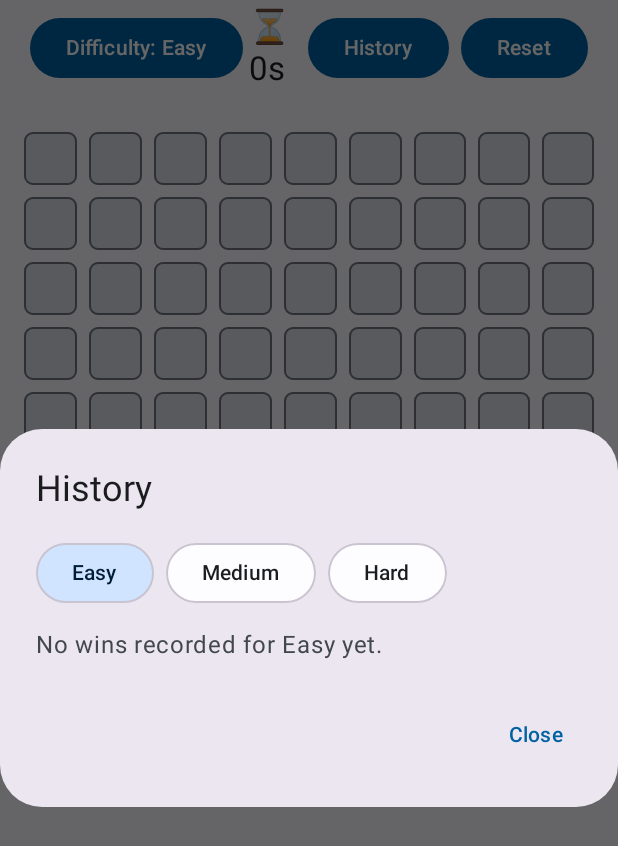
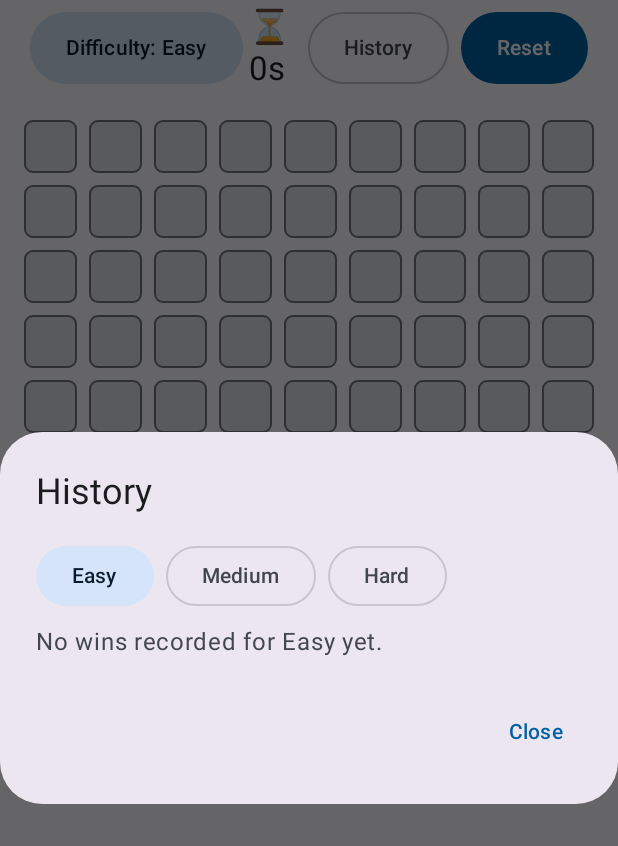
Before and after one commit to pekomon/Compose-Multiplatform-Projects, an Android app built with Jetpack Compose: the screen it shows after launch (MainActivity), after a tap on "History", on a phone screen of 412 x 824 dp. Shown: the top 846 px of the screen. Run offline under Robolectric (Android 15) with nearby library versions, the light colour scheme and no system bars; our stand-ins replace Compose Multiplatform resources.

Commit message:
Polish Minesweeper UI with Material 3 spacing

```diff
--- a/Minesweeper/composeApp/src/commonMain/kotlin/com/example/pekomon/minesweeper/ui/GameScreen.kt
+++ b/Minesweeper/composeApp/src/commonMain/kotlin/com/example/pekomon/minesweeper/ui/GameScreen.kt
@@ -11,11 +11,11 @@ import androidx.compose.foundation.layout.asPaddingValues
 import androidx.compose.foundation.layout.fillMaxSize
 import androidx.compose.foundation.layout.fillMaxWidth
 import androidx.compose.foundation.layout.height
+import androidx.compose.foundation.layout.heightIn
 import androidx.compose.foundation.layout.only
 import androidx.compose.foundation.layout.padding
 import androidx.compose.foundation.layout.safeDrawing
 import androidx.compose.foundation.layout.size
-import androidx.compose.foundation.layout.statusBarsPadding
 import androidx.compose.foundation.layout.width
 import androidx.compose.foundation.lazy.grid.GridCells
 import androidx.compose.foundation.lazy.grid.LazyVerticalGrid
@@ -26,7 +26,9 @@ import androidx.compose.material3.Button
 import androidx.compose.material3.DropdownMenu
 import androidx.compose.material3.DropdownMenuItem
 import androidx.compose.material3.ExperimentalMaterial3Api
+import androidx.compose.material3.FilledTonalButton
 import androidx.compose.material3.MaterialTheme
+import androidx.compose.material3.OutlinedButton
 import androidx.compose.material3.Scaffold
 import androidx.compose.material3.Surface
 import androidx.compose.material3.Text
@@ -143,9 +145,13 @@ fun GameScreen(
 
     val scrollState = rememberScrollState()
 
-    Surface(modifier = modifier.fillMaxSize()) {
+    Surface(
+        modifier = modifier.fillMaxSize(),
+        color = MaterialTheme.colorScheme.surface,
+    ) {
         Scaffold(
             modifier = Modifier.fillMaxSize(),
+            contentWindowInsets = WindowInsets.safeDrawing,
             topBar = {
                 GameTopBar(
                     difficulty = difficulty,
@@ -164,22 +170,21 @@ fun GameScreen(
                 )
             },
         ) { innerPadding ->
+            val outerPadding = 16.dp
             Box(
                 modifier =
                     Modifier
                         .fillMaxSize()
                         .padding(innerPadding)
-                        .padding(WindowInsets.safeDrawing.asPaddingValues()),
+                        .padding(horizontal = outerPadding, vertical = outerPadding),
                 contentAlignment = Alignment.TopCenter,
             ) {
                 BoxWithConstraints(modifier = Modifier.fillMaxSize()) {
-                    val horizontalPadding = 16.dp
-                    val verticalPadding = 24.dp
                     val cellSpacing = 8.dp
                     val columns = board.width.coerceAtLeast(1)
                     val rows = board.height.coerceAtLeast(1)
 
-                    val maxContentWidth = maxWidth - horizontalPadding * 2
+                    val maxContentWidth = maxWidth
                     val availableCellSpace = maxContentWidth - cellSpacing * (columns - 1)
                     val minCellSize = 28.dp
                     val maxCellSize = 48.dp
@@ -189,7 +194,7 @@ fun GameScreen(
                     val boardHeight = cellSize * rows + cellSpacing * (rows - 1)
 
                     val hasBoundedHeight = maxHeight != Infinity && maxHeight != Unspecified
-                    val availableHeight = if (hasBoundedHeight) maxHeight - verticalPadding * 2 else Infinity
+                    val availableHeight = if (hasBoundedHeight) maxHeight else Infinity
                     val needsScroll = hasBoundedHeight && boardHeight > availableHeight
 
                     val scrollModifier = if (needsScroll) Modifier.verticalScroll(scrollState) else Modifier
@@ -198,9 +203,7 @@ fun GameScreen(
                         modifier =
                             Modifier
                                 .fillMaxWidth()
-                                .padding(horizontal = horizontalPadding)
-                                .then(scrollModifier)
-                                .padding(vertical = verticalPadding),
+                                .then(scrollModifier),
                         contentAlignment = Alignment.TopCenter,
                     ) {
                         BoardView(
@@ -253,15 +256,20 @@ private fun GameTopBar(
 ) {
     val difficulties = remember { Difficulty.values().toList() }
 
-    val horizontalPadding = 16.dp
     val actionSpacing = 8.dp
     TopAppBar(
         modifier =
             modifier
-                .statusBarsPadding()
-                .padding(horizontal = horizontalPadding)
-                .padding(WindowInsets.safeDrawing.only(WindowInsetsSides.Horizontal).asPaddingValues()),
-        title = { Text(text = t(Res.string.timer_label, statusEmoji, elapsedSeconds)) },
+                .fillMaxWidth()
+                .padding(WindowInsets.safeDrawing.only(WindowInsetsSides.Horizontal).asPaddingValues())
+                .padding(horizontal = 16.dp),
+        windowInsets = WindowInsets.safeDrawing.only(WindowInsetsSides.Top),
+        title = {
+            Text(
+                text = t(Res.string.timer_label, statusEmoji, elapsedSeconds),
+                style = MaterialTheme.typography.titleLarge,
+            )
+        },
         navigationIcon = {
             DifficultyButton(
                 onClick = onDifficultyClick,
@@ -277,12 +285,24 @@ private fun GameTopBar(
                 horizontalArrangement = Arrangement.spacedBy(actionSpacing),
                 verticalAlignment = Alignment.CenterVertically,
             ) {
-                Button(onClick = onHistoryClick) {
-                    Text(text = t(Res.string.history_button))
+                OutlinedButton(
+                    onClick = onHistoryClick,
+                    modifier = Modifier.heightIn(min = 48.dp),
+                ) {
+                    Text(
+                        text = t(Res.string.history_button),
+                        style = MaterialTheme.typography.labelLarge,
+                    )
                 }
 
-                Button(onClick = onReset) {
-                    Text(text = t(Res.string.reset_button))
+                Button(
+                    onClick = onReset,
+                    modifier = Modifier.heightIn(min = 48.dp),
+                ) {
+                    Text(
+                        text = t(Res.string.reset_button),
+                        style = MaterialTheme.typography.labelLarge,
+                    )
                 }
             }
         },
@@ -307,8 +327,14 @@ private fun DifficultyButton(
     modifier: Modifier = Modifier,
 ) {
     Box(modifier = modifier) {
-        Button(onClick = onClick) {
-            Text(text = t(Res.string.difficulty, difficulty.localizedLabel()))
+        FilledTonalButton(
+            onClick = onClick,
+            modifier = Modifier.heightIn(min = 48.dp),
+        ) {
+            Text(
+                text = t(Res.string.difficulty, difficulty.localizedLabel()),
+                style = MaterialTheme.typography.labelLarge,
+            )
         }
         DropdownMenu(
             expanded = expanded,
@@ -316,7 +342,12 @@ private fun DifficultyButton(
         ) {
             difficulties.forEach { option ->
                 DropdownMenuItem(
-                    text = { Text(option.localizedLabel()) },
+                    text = {
+                        Text(
+                            text = option.localizedLabel(),
+                            style = MaterialTheme.typography.bodyLarge,
+                        )
+                    },
                     onClick = { onSelected(option) },
                 )
             }
--- a/Minesweeper/composeApp/src/commonMain/kotlin/com/example/pekomon/minesweeper/ui/HistoryDialog.kt
+++ b/Minesweeper/composeApp/src/commonMain/kotlin/com/example/pekomon/minesweeper/ui/HistoryDialog.kt
@@ -5,14 +5,13 @@ import androidx.compose.foundation.layout.Column
 import androidx.compose.foundation.layout.Row
 import androidx.compose.foundation.layout.Spacer
 import androidx.compose.foundation.layout.fillMaxWidth
-import androidx.compose.foundation.layout.height
 import androidx.compose.foundation.layout.heightIn
 import androidx.compose.foundation.layout.padding
 import androidx.compose.foundation.layout.width
 import androidx.compose.foundation.lazy.LazyColumn
 import androidx.compose.foundation.lazy.itemsIndexed
 import androidx.compose.material3.AlertDialog
-import androidx.compose.material3.ButtonDefaults
+import androidx.compose.material3.FilledTonalButton
 import androidx.compose.material3.MaterialTheme
 import androidx.compose.material3.OutlinedButton
 import androidx.compose.material3.Text
@@ -56,45 +55,47 @@ fun HistoryDialog(
         onDismissRequest = onClose,
         confirmButton = {
             TextButton(onClick = onClose) {
-                Text(text = t(Res.string.history_close))
+                Text(
+                    text = t(Res.string.history_close),
+                    style = MaterialTheme.typography.labelLarge,
+                )
             }
         },
-        title = { Text(text = t(Res.string.history_title)) },
+        title = {
+            Text(
+                text = t(Res.string.history_title),
+                style = MaterialTheme.typography.headlineSmall,
+            )
+        },
         text = {
-            Column(modifier = Modifier.fillMaxWidth()) {
+            Column(
+                modifier = Modifier.fillMaxWidth(),
+                verticalArrangement = Arrangement.spacedBy(8.dp),
+            ) {
                 Row(
                     horizontalArrangement = Arrangement.spacedBy(8.dp),
                     modifier = Modifier.fillMaxWidth(),
                 ) {
                     difficulties.forEach { difficulty ->
                         val selected = selectedDifficulty == difficulty
-                        val containerColor =
-                            if (selected) {
-                                MaterialTheme.colorScheme.primaryContainer
-                            } else {
-                                MaterialTheme.colorScheme.surface
+
+                        if (selected) {
+                            FilledTonalButton(onClick = { selectedDifficulty = difficulty }) {
+                                Text(
+                                    text = difficulty.localizedLabel(),
+                                    style = MaterialTheme.typography.labelLarge,
+                                )
                             }
-                        val contentColor =
-                            if (selected) {
-                                MaterialTheme.colorScheme.onPrimaryContainer
-                            } else {
-                                MaterialTheme.colorScheme.onSurface
+                        } else {
+                            OutlinedButton(onClick = { selectedDifficulty = difficulty }) {
+                                Text(
+                                    text = difficulty.localizedLabel(),
+                                    style = MaterialTheme.typography.labelLarge,
+                                )
                             }
-
-                        OutlinedButton(
-                            onClick = { selectedDifficulty = difficulty },
-                            colors =
-                                ButtonDefaults.outlinedButtonColors(
-                                    containerColor = containerColor,
-                                    contentColor = contentColor,
-                                ),
-                        ) {
-                            Text(text = difficulty.localizedLabel())
                         }
                     }
                 }
-
-                Spacer(modifier = Modifier.height(12.dp))
 
                 if (records.isEmpty()) {
                     Text(
@@ -119,7 +120,7 @@ private fun HistoryList(records: List<RunRecord>) {
                 .fillMaxWidth()
                 .heightIn(max = maxHeight)
                 .padding(top = 8.dp),
-        verticalArrangement = Arrangement.spacedBy(4.dp),
+        verticalArrangement = Arrangement.spacedBy(8.dp),
     ) {
         itemsIndexed(records) { index, record ->
             Row(
@@ -131,8 +132,14 @@ private fun HistoryList(records: List<RunRecord>) {
                     horizontalArrangement = Arrangement.spacedBy(8.dp),
                     verticalAlignment = Alignment.CenterVertically,
                 ) {
-                    Text(text = "${index + 1}.")
-                    Text(text = formatMillisToMmSs(record.elapsedMillis))
+                    Text(
+                        text = "${index + 1}.",
+                        style = MaterialTheme.typography.bodyLarge,
+                    )
+                    Text(
+                        text = formatMillisToMmSs(record.elapsedMillis),
+                        style = MaterialTheme.typography.bodyLarge,
+                    )
                 }
 
                 Spacer(modifier = Modifier.width(8.dp))
```
